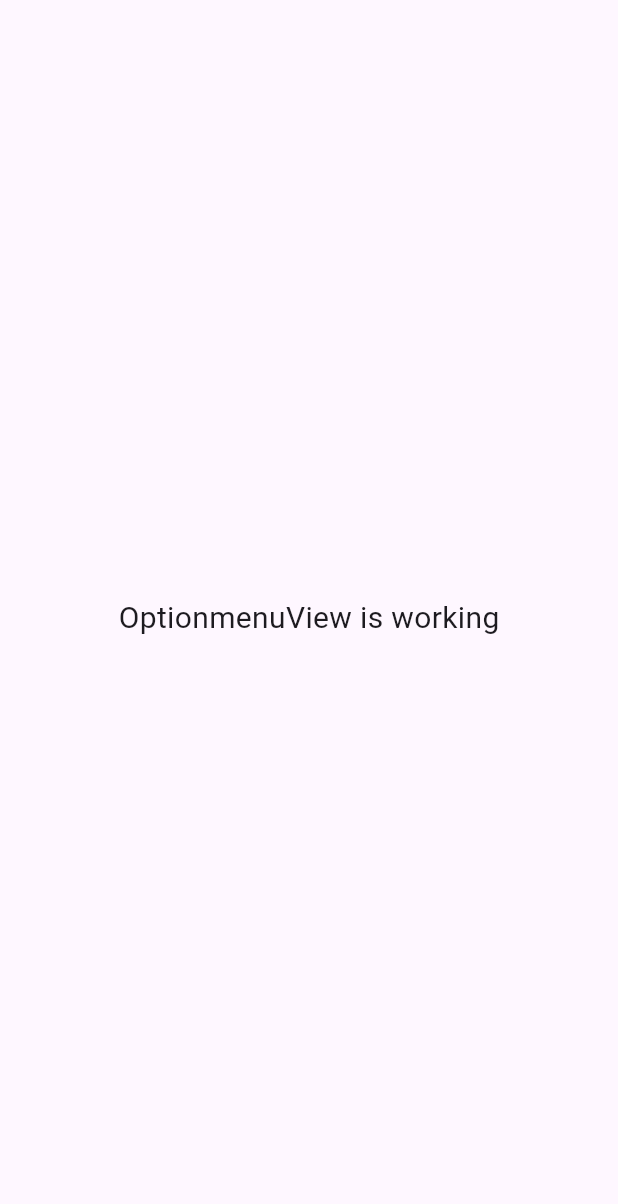
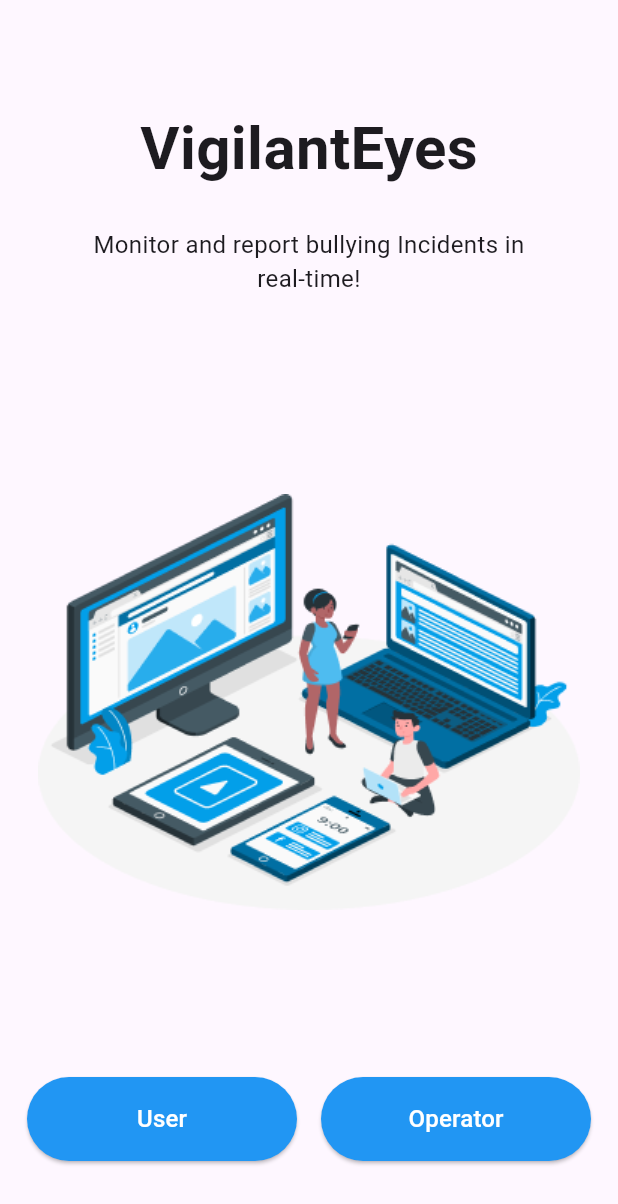
Before and after one commit to whymaull/PKMKC-VigilantEyes, a Flutter app: the OptionmenuView screen opened by its route, on a phone screen of 412 x 824 dp. Shown: the top 1204 px of the screen. Run offline on Flutter 3.47's test engine with Material 3 defaults, Android fonts, the phone set to English and light mode, and no system bars; our stand-ins replace get.

Commit message:
Update Optionmenu

```diff
--- a/lib/app/modules/optionmenu/views/optionmenu_view.dart
+++ b/lib/app/modules/optionmenu/views/optionmenu_view.dart
@@ -8,11 +8,101 @@ class OptionmenuView extends GetView<OptionmenuController> {
   const OptionmenuView({Key? key}) : super(key: key);
   @override
   Widget build(BuildContext context) {
-    return const Scaffold(
-      body: Center(
-        child: Text(
-          'OptionmenuView is working',
-          style: TextStyle(fontSize: 20),
+    return Scaffold(
+      body: SafeArea(
+        child: Container(
+          margin: const EdgeInsets.all(18),
+          child: Column(
+            mainAxisAlignment: MainAxisAlignment.center,
+            children: [
+              Expanded(
+                flex: 2,
+                child: Column(
+                  mainAxisAlignment: MainAxisAlignment.center,
+                  crossAxisAlignment: CrossAxisAlignment.center,
+                  children: [
+                    Container(
+                      margin: const EdgeInsets.only(top: 32),
+                      child: const Text(
+                        'VigilantEyes',
+                        style: TextStyle(
+                          fontSize: 40,
+                          fontWeight: FontWeight.bold,
+                        ),
+                      ),
+                    ),
+                    Container(
+                      margin:
+                          const EdgeInsets.only(left: 36, right: 36, top: 24),
+                      child: const Text(
+                        'Monitor and report bullying Incidents in real-time!',
+                        style: TextStyle(fontSize: 16),
+                        textAlign: TextAlign.center,
+                      ),
+                    ),
+                  ],
+                ),
+              ),
+              Expanded(
+                flex: 5,
+                child: Image.asset('assets/start.png'),
+              ),
+              Expanded(
+                flex: 0,
+                child: Row(
+                  children: [
+                    Expanded(
+                      child: Container(
+                        margin: const EdgeInsets.only(right: 8),
+                        child: SizedBox(
+                          width: double.infinity,
+                          height: 56,
+                          child: ElevatedButton(
+                            style: ElevatedButton.styleFrom(
+                              backgroundColor: Colors.blue,
+                            ),
+                            child: const Text(
+                              'User',
+                              style: TextStyle(
+                                color: Colors.white,
+                                fontSize: 16,
+                              ),
+                            ),
+                            onPressed: () {},
+                          ),
+                        ),
+                      ),
+                    ),
+                    Expanded(
+                      child: Container(
+                        margin: const EdgeInsets.only(left: 8),
+                        child: SizedBox(
+                          width: double.infinity,
+                          height: 56,
+                          child: ElevatedButton(
+                            style: ElevatedButton.styleFrom(
+                              backgroundColor: Colors.blue,
+                            ),
+                            child: const Text(
+                              'Operator',
+                              style: TextStyle(
+                                color: Colors.white,
+                                fontSize: 16,
+                              ),
+                            ),
+                            onPressed: () {},
+                          ),
+                        ),
+                      ),
+                    )
+                  ],
+                ),
+              ),
+              const SizedBox(
+                height: 32,
+              )
+            ],
+          ),
         ),
       ),
     );
```
